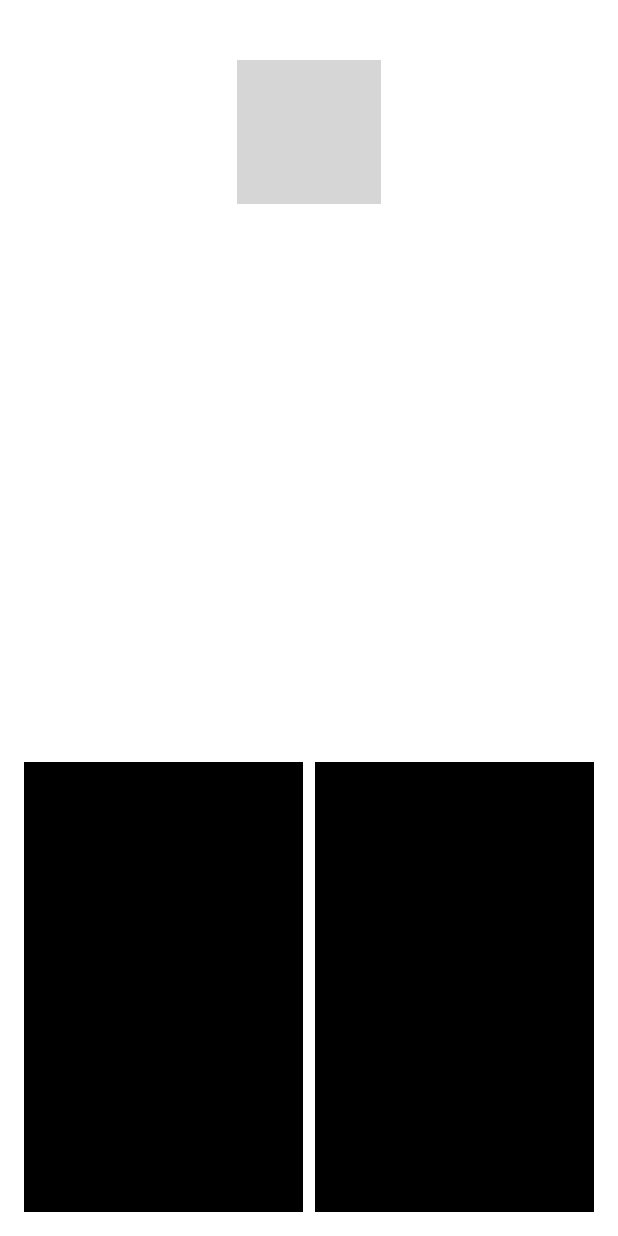
After one commit to Josefinafr/RoboKarel, an Android app: the layout activity_result.xml on its own in the app's theme, with its tools: preview values and no code run, on a phone screen of 412 x 824 dp. The commit adds this screen. Run offline under Robolectric (Android 15) with nearby library versions, the phone set to English and light mode, and no system bars; grey boxes are pictures that could not be loaded.

Commit message:
neue App

```diff
--- /dev/null
+++ b/app/src/main/res/layout/activity_result.xml
@@ -0,0 +1,40 @@
+<RelativeLayout
+    xmlns:android="http://schemas.android.com/apk/res/android"
+    android:layout_width="match_parent"
+    android:layout_height="match_parent"
+    android:padding="16dp">
+
+    <ImageView
+        android:id="@+id/faceImage"
+        android:layout_width="wrap_content"
+        android:layout_height="wrap_content"
+        android:layout_centerHorizontal="true"
+        android:layout_marginBottom="24dp"
+        android:layout_marginTop="24dp"
+        android:src="@drawable/face"/><!-- Hier sicherstellen, dass der Bildname korrekt ist -->
+
+
+    <LinearLayout
+        android:id="@+id/controlFields"
+        android:layout_width="match_parent"
+        android:layout_height="wrap_content"
+        android:orientation="horizontal"
+        android:layout_alignParentBottom="true"
+        android:gravity="center">
+
+        <View
+            android:id="@+id/leftField"
+            android:layout_width="0dp"
+            android:layout_height="300dp"
+            android:layout_weight="1"
+            android:background="#000000"/>
+
+        <View
+            android:id="@+id/rightField"
+            android:layout_width="0dp"
+            android:layout_height="300dp"
+            android:layout_weight="1"
+            android:background="#000000"
+            android:layout_marginStart="8dp"/>
+    </LinearLayout>
+</RelativeLayout>
```
Also changed, not shown: app/src/main/java/com/example/robokarel/MainActivity.java (deleted, +0 -27 lines), app/src/main/java/com/example/robokarel/MainActivity.kt (added, +55 -0 lines), app/src/main/java/com/example/robokarel/ResultActivity.kt (added, +58 -0 lines), app/src/main/res/layout/activity_main.xml (+65 -7 lines).
